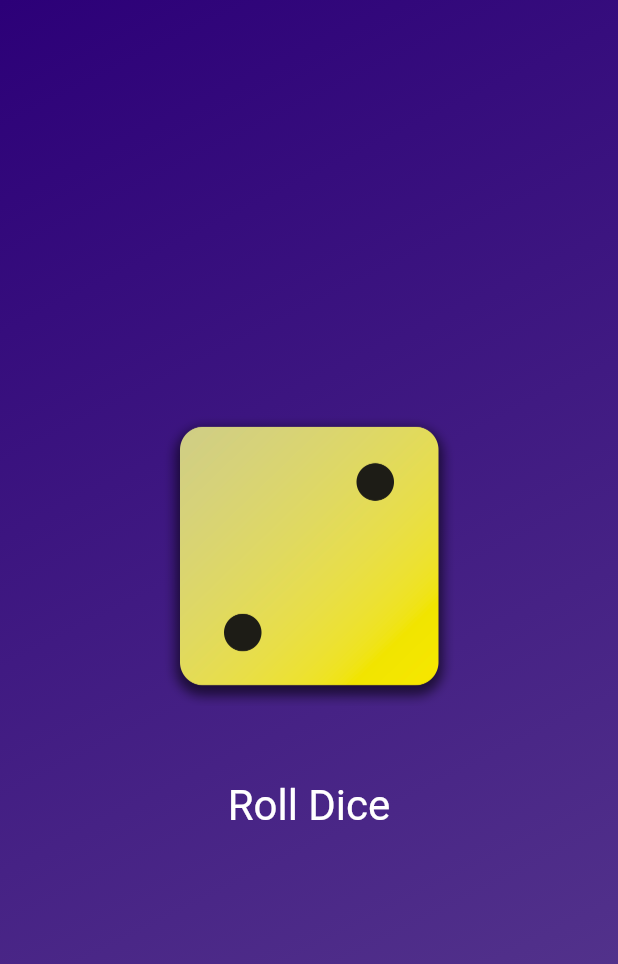
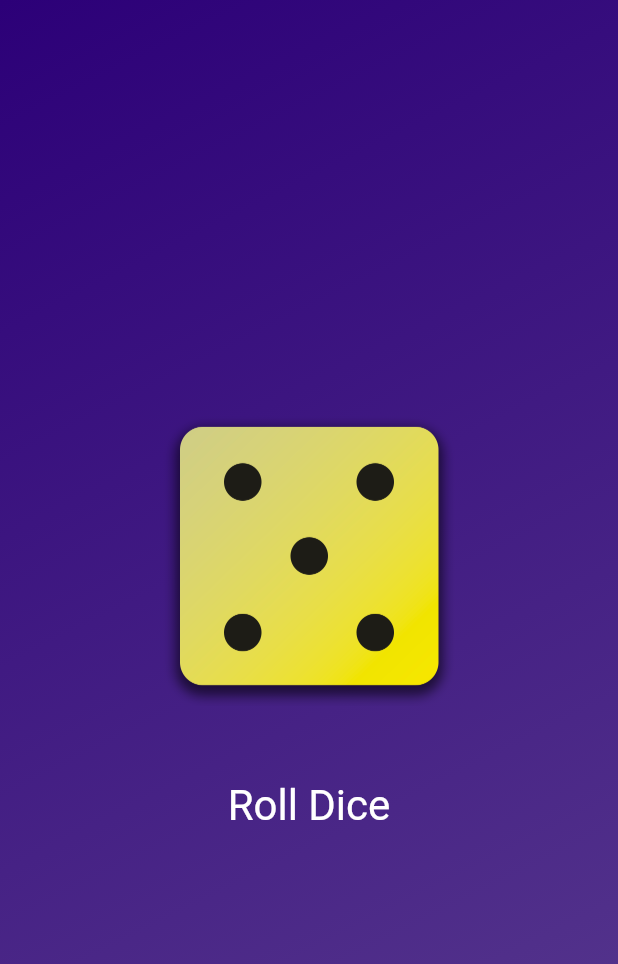
Before and after one commit to cxw320/flutter_foundations, a Flutter app: the screen it shows after launch, after a tap on "Roll Dice", on a phone screen of 412 x 824 dp. Shown: the top 964 px of the screen. Run offline on Flutter 3.47's test engine with Material 2 defaults, Android fonts, the phone set to English and light mode, and no system bars.

Commit message:
add set state and roll dice method

```diff
--- a/lib/dice_roller.dart
+++ b/lib/dice_roller.dart
@@ -1,3 +1,5 @@
+import 'dart:math';
+
 import 'package:flutter/material.dart';
 
 class DiceRoller extends StatefulWidget {
@@ -10,10 +12,13 @@ class DiceRoller extends StatefulWidget {
 }
 
 class _DiceRollerState extends State<DiceRoller> {
+  var currentDiceRoll = 2;
   var activeDiceImage = 'assets/images/dice-2.png';
 
   void rollDice() {
-    activeDiceImage = 'assets/images/dice-3.png';
+    setState(() {
+      currentDiceRoll = Random().nextInt(6) + 1; // 0 <> 5;
+    });
   }
 
   @override
@@ -21,7 +26,7 @@ class _DiceRollerState extends State<DiceRoller> {
     return Column(
       mainAxisSize: MainAxisSize.min,
       children: [
-        Image.asset(activeDiceImage, width: 200),
+        Image.asset('assets/images/dice-$currentDiceRoll.png', width: 200),
         TextButton(
           onPressed: rollDice,
           style: TextButton.styleFrom(
```
